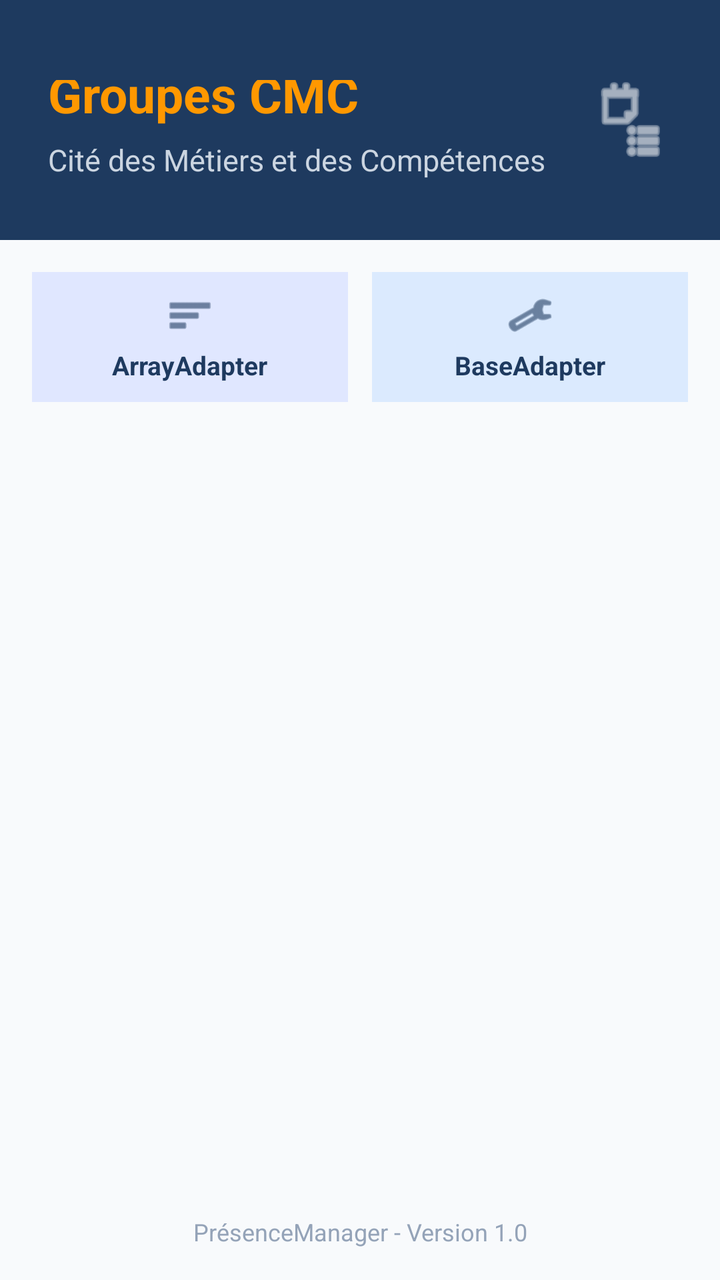
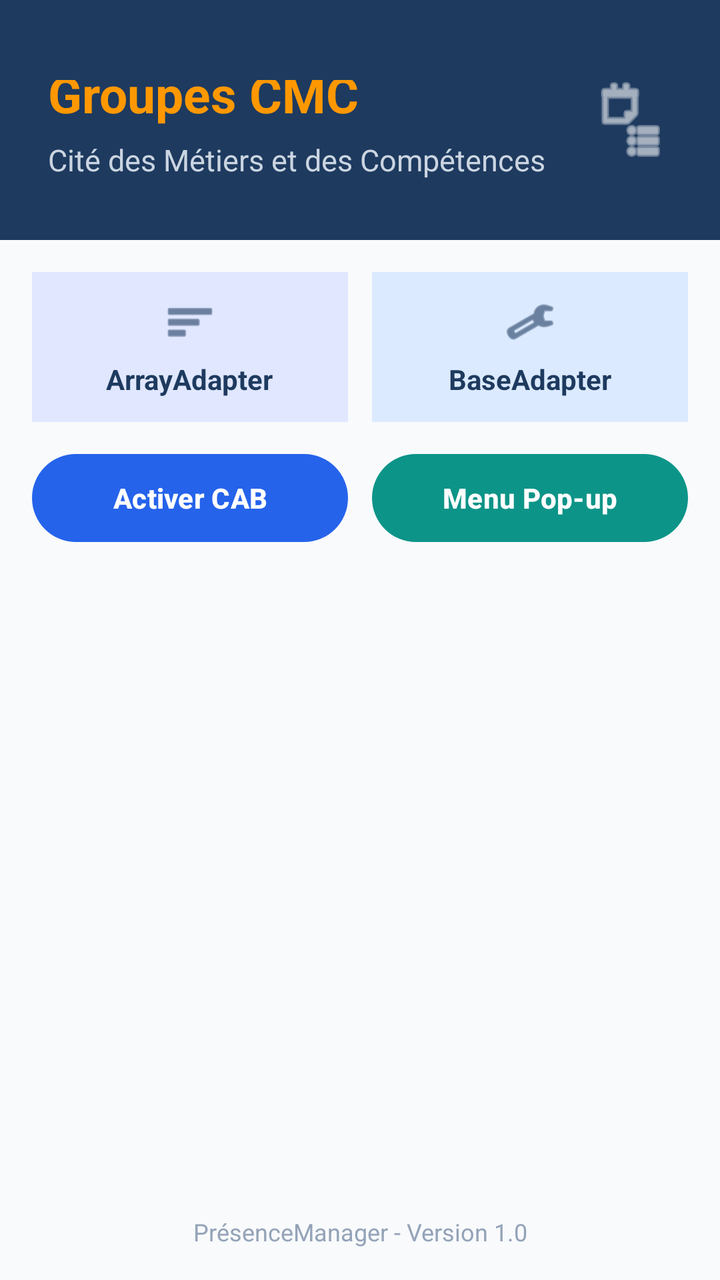

An Android layout rendered at two revisions. The XML below is the earlier revision; the diff shows what the commit changed to produce the second picture.
<!-- AndroidManifest.xml: application theme Theme.PresenceManager -->
<!-- res/layout/activity_groupes.xml -->
<?xml version="1.0" encoding="utf-8"?>
<LinearLayout xmlns:android="http://schemas.android.com/apk/res/android"
    xmlns:app="http://schemas.android.com/apk/res-auto"
    android:id="@+id/layoutGroupes"
    android:layout_width="match_parent"
    android:layout_height="match_parent"
    android:background="#F8FAFC"
    android:orientation="vertical">

    
    <RelativeLayout
        android:id="@+id/layoutHeaderGroupes"
        android:layout_width="match_parent"
        android:layout_height="wrap_content"
        android:minHeight="120dp"
        android:background="#1E3A5F"
        android:paddingStart="24dp"
        android:paddingEnd="24dp"
        android:paddingTop="40dp"
        android:paddingBottom="16dp">

        <LinearLayout
            android:layout_width="wrap_content"
            android:layout_height="wrap_content"
            android:orientation="vertical"
            android:layout_centerVertical="true"
            android:layout_alignParentStart="true"
            android:layout_toStartOf="@id/imgHeaderIconGroupes">

            <TextView
                android:id="@+id/txtTitreGroupes"
                android:layout_width="wrap_content"
                android:layout_height="wrap_content"
                android:text="@string/titre_groupes_cmc"
                android:textSize="25sp"
                android:textStyle="bold"
                android:textColor="#FF9800" />

            <TextView
                android:id="@+id/txtSubtitleGroupes"
                android:layout_width="wrap_content"
                android:layout_height="wrap_content"
                android:layout_marginTop="6dp"
                android:text="@string/subtitre_groupes_cmc"
                android:textSize="15sp"
                android:textColor="#CBD5E1" />
        </LinearLayout>

        <ImageView
            android:id="@+id/imgHeaderIconGroupes"
            android:layout_width="42dp"
            android:layout_height="42dp"
            android:layout_alignParentEnd="true"
            android:layout_centerVertical="true"
            android:src="@android:drawable/ic_menu_agenda"
            android:contentDescription="@string/titre_groupes_cmc"
            app:tint="#FFFFFF" />

    </RelativeLayout>

    
    <LinearLayout
        android:layout_width="match_parent"
        android:layout_height="0dp"
        android:layout_weight="1"
        android:orientation="vertical"
        android:padding="16dp">

        
        <LinearLayout
            android:layout_width="match_parent"
            android:layout_height="wrap_content"
            android:orientation="horizontal"
            android:baselineAligned="false"
            android:layout_marginBottom="16dp">

            
            <LinearLayout
                android:id="@+id/btnArrayAdapter"
                android:layout_width="0dp"
                android:layout_height="65dp"
                android:layout_weight="1"
                android:layout_marginEnd="6dp"
                android:background="#E0E7FF"
                android:clickable="true"
                android:focusable="true"
                android:gravity="center"
                android:orientation="vertical"
                android:padding="8dp">

                <ImageView
                    android:layout_width="24dp"
                    android:layout_height="24dp"
                    android:src="@android:drawable/ic_menu_sort_by_size"
                    app:tint="#1E3A5F"
                    android:contentDescription="@string/btn_array_adapter" />

                <TextView
                    android:id="@+id/txtBtnArrayAdapter"
                    android:layout_width="wrap_content"
                    android:layout_height="wrap_content"
                    android:layout_marginTop="4dp"
                    android:text="@string/btn_array_adapter"
                    android:textColor="#1E3A5F"
                    android:textSize="13sp"
                    android:textStyle="bold" />
            </LinearLayout>

            
            <LinearLayout
                android:id="@+id/btnBaseAdapter"
                android:layout_width="0dp"
                android:layout_height="65dp"
                android:layout_weight="1"
                android:layout_marginStart="6dp"
                android:background="#DBEAFE"
                android:clickable="true"
                android:focusable="true"
                android:gravity="center"
                android:orientation="vertical"
                android:padding="8dp">

                <ImageView
                    android:layout_width="24dp"
                    android:layout_height="24dp"
                    android:src="@android:drawable/ic_menu_manage"
                    app:tint="#1E3A5F"
                    android:contentDescription="@string/btn_base_adapter" />

                <TextView
                    android:id="@+id/txtBtnBaseAdapter"
                    android:layout_width="wrap_content"
                    android:layout_height="wrap_content"
                    android:layout_marginTop="4dp"
                    android:text="@string/btn_base_adapter"
                    android:textColor="#1E3A5F"
                    android:textSize="13sp"
                    android:textStyle="bold" />
            </LinearLayout>

        </LinearLayout>



        
        <ListView
            android:id="@+id/listGroupesCMC"
            android:layout_width="match_parent"
            android:layout_height="match_parent"
            android:divider="@null"
            android:dividerHeight="10dp"
            android:scrollbars="vertical" />

    </LinearLayout>

    
    <TextView
        android:id="@+id/txtFooterGroupes"
        android:layout_width="match_parent"
        android:layout_height="wrap_content"
        android:layout_marginBottom="16dp"
        android:text="@string/footer_dashboard"
        android:textSize="12sp"
        android:textColor="#94A3B8"
        android:gravity="center" />

</LinearLayout>
<!-- resources referenced by this layout -->
<resources>
  <string name="btn_array_adapter">ArrayAdapter</string>
  <string name="btn_base_adapter">BaseAdapter</string>
  <string name="footer_dashboard">Pr\u00E9senceManager - Version 1.0</string>
  <string name="subtitre_groupes_cmc">Cit\u00E9 des M\u00E9tiers et des Comp\u00E9tences</string>
  <string name="titre_groupes_cmc">Groupes CMC</string>
  <style name="Theme.PresenceManager" parent="Base.Theme.PresenceManager" />
  <style name="Base.Theme.PresenceManager" parent="Theme.Material3.DayNight.NoActionBar">
          
          <item name="windowActionModeOverlay">true</item>
          <item name="actionModeBackground">@color/navy_blue</item>
      </style>
  <color name="navy_blue">#1E3A5F</color>
</resources>

<!-- the commit's change to res/layout/activity_groupes.xml (unified diff, before → after) -->
@@ -72,13 +72,13 @@
             android:layout_height="wrap_content"
             android:orientation="horizontal"
             android:baselineAligned="false"
-            android:layout_marginBottom="16dp">
+            android:layout_marginBottom="12dp">
 
             
             <LinearLayout
                 android:id="@+id/btnArrayAdapter"
                 android:layout_width="0dp"
-                android:layout_height="65dp"
+                android:layout_height="75dp"
                 android:layout_weight="1"
                 android:layout_marginEnd="6dp"
                 android:background="#E0E7FF"
@@ -86,11 +86,11 @@
                 android:focusable="true"
                 android:gravity="center"
                 android:orientation="vertical"
-                android:padding="8dp">
+                android:padding="10dp">
 
                 <ImageView
-                    android:layout_width="24dp"
-                    android:layout_height="24dp"
+                    android:layout_width="26dp"
+                    android:layout_height="26dp"
                     android:src="@android:drawable/ic_menu_sort_by_size"
                     app:tint="#1E3A5F"
                     android:contentDescription="@string/btn_array_adapter" />
@@ -99,10 +99,10 @@
                     android:id="@+id/txtBtnArrayAdapter"
                     android:layout_width="wrap_content"
                     android:layout_height="wrap_content"
-                    android:layout_marginTop="4dp"
+                    android:layout_marginTop="6dp"
                     android:text="@string/btn_array_adapter"
                     android:textColor="#1E3A5F"
-                    android:textSize="13sp"
+                    android:textSize="14sp"
                     android:textStyle="bold" />
             </LinearLayout>
 
@@ -110,7 +110,7 @@
             <LinearLayout
                 android:id="@+id/btnBaseAdapter"
                 android:layout_width="0dp"
-                android:layout_height="65dp"
+                android:layout_height="75dp"
                 android:layout_weight="1"
                 android:layout_marginStart="6dp"
                 android:background="#DBEAFE"
@@ -118,11 +118,11 @@
                 android:focusable="true"
                 android:gravity="center"
                 android:orientation="vertical"
-                android:padding="8dp">
+                android:padding="10dp">
 
                 <ImageView
-                    android:layout_width="24dp"
-                    android:layout_height="24dp"
+                    android:layout_width="26dp"
+                    android:layout_height="26dp"
                     android:src="@android:drawable/ic_menu_manage"
                     app:tint="#1E3A5F"
                     android:contentDescription="@string/btn_base_adapter" />
@@ -131,16 +131,50 @@
                     android:id="@+id/txtBtnBaseAdapter"
                     android:layout_width="wrap_content"
                     android:layout_height="wrap_content"
-                    android:layout_marginTop="4dp"
+                    android:layout_marginTop="6dp"
                     android:text="@string/btn_base_adapter"
                     android:textColor="#1E3A5F"
-                    android:textSize="13sp"
+                    android:textSize="14sp"
                     android:textStyle="bold" />
             </LinearLayout>
 
         </LinearLayout>
 
-
+        
+        <LinearLayout
+            android:id="@+id/layoutActionsGroupes"
+            android:layout_width="match_parent"
+            android:layout_height="wrap_content"
+            android:orientation="horizontal"
+            android:baselineAligned="false"
+            android:layout_marginBottom="16dp">
+
+            <com.google.android.material.button.MaterialButton
+                android:id="@+id/btnCabGroupes"
+                android:layout_width="0dp"
+                android:layout_height="52dp"
+                android:layout_weight="1"
+                android:layout_marginEnd="6dp"
+                android:text="@string/btn_cab"
+                android:textColor="#FFFFFF"
+                android:textSize="14sp"
+                android:textStyle="bold"
+                app:cornerRadius="26dp"
+                app:backgroundTint="#2563EB" />
+
+            <com.google.android.material.button.MaterialButton
+                android:id="@+id/btnPopupGroupes"
+                android:layout_width="0dp"
+                android:layout_height="52dp"
+                android:layout_weight="1"
+                android:layout_marginStart="6dp"
+                android:text="@string/btn_popup"
+                android:textColor="#FFFFFF"
+                android:textSize="14sp"
+                android:textStyle="bold"
+                app:cornerRadius="26dp"
+                app:backgroundTint="#0D9488" />
+        </LinearLayout>
 
         
         <ListView
<!-- resource entries referenced after the edit -->
@@ -2,6 +2,8 @@
 <resources>
   <string name="btn_array_adapter">ArrayAdapter</string>
   <string name="btn_base_adapter">BaseAdapter</string>
+  <string name="btn_cab">Activer CAB</string>
+  <string name="btn_popup">Menu Pop-up</string>
   <string name="footer_dashboard">Pr\u00E9senceManager - Version 1.0</string>
   <string name="subtitre_groupes_cmc">Cit\u00E9 des M\u00E9tiers et des Comp\u00E9tences</string>
   <string name="titre_groupes_cmc">Groupes CMC</string>
